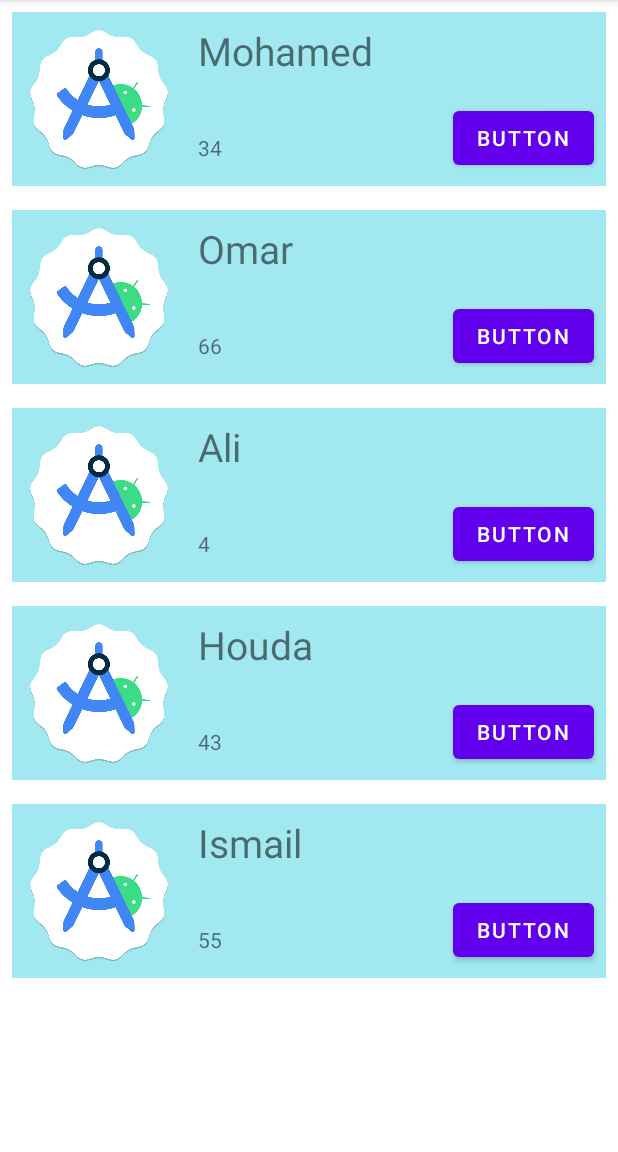
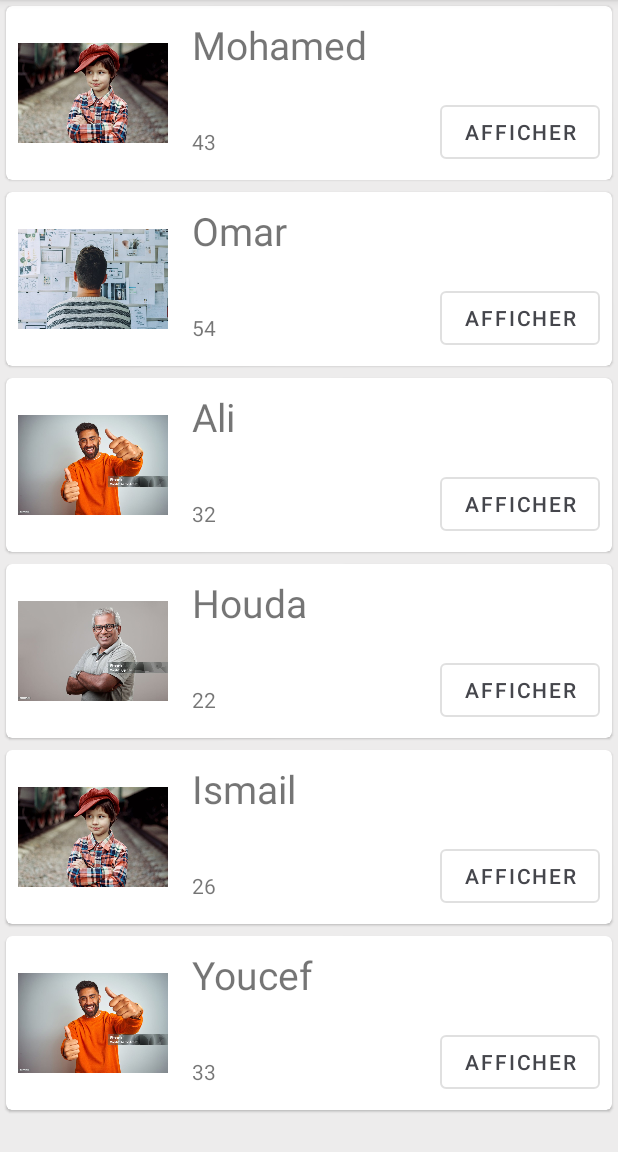
Before and after one commit to boubekeursidahmed/FormRecyclerView, an Android app: the screen it shows after launch (MainActivity), on a phone screen of 412 x 824 dp, the part 84-1236 px from its top. Run offline under Robolectric (Android 15) with nearby library versions, the phone set to English and light mode, and no system bars.

Commit message:
update list

```diff
--- a/app/src/main/java/dz/anpt/myformrecyclerview/ItemAdapter.kt
+++ b/app/src/main/java/dz/anpt/myformrecyclerview/ItemAdapter.kt
@@ -4,6 +4,7 @@ import android.content.Context
 import android.view.LayoutInflater
 import android.view.View
 import android.view.ViewGroup
+import android.widget.ImageView
 import android.widget.TextView
 import androidx.recyclerview.widget.RecyclerView
 import dz.anpt.myformrecyclerview.model.User
@@ -20,6 +21,7 @@ class ItemAdapter(
     class ItemViewHolder(private val view: View) : RecyclerView.ViewHolder(view) {
         val textViewName: TextView = view.findViewById(R.id.item_textView)
         val textViewAge: TextView = view.findViewById(R.id.item_textView2)
+        val image : ImageView = view.findViewById(R.id.imageView)
     }
 
     /**
@@ -37,9 +39,10 @@ class ItemAdapter(
      * Replace the contents of a view (invoked by the layout manager)
      */
     override fun onBindViewHolder(holder: ItemViewHolder, position: Int) {
-        val item = dataset[position]
-        holder.textViewName.text = item.name.toString()
-        holder.textViewAge.text = item.age.toString()
+        val userInfo = dataset[position]
+        holder.textViewName.text = userInfo.name.toString()
+        holder.textViewAge.text = userInfo.age.toString()
+        holder.image.setImageResource(userInfo.img)
     }
 
     /**
--- a/app/src/main/java/dz/anpt/myformrecyclerview/data/ListUsers.kt
+++ b/app/src/main/java/dz/anpt/myformrecyclerview/data/ListUsers.kt
@@ -7,11 +7,12 @@ class ListUsers {
 
     fun loadUsers(): List<User> {
         return listOf<User>(
-            User("Mohamed", 34),
-            User("Omar", 66),
-            User("Ali", 4),
-            User("Houda", 43),
-            User("Ismail", 55),
+            User("Mohamed", R.drawable.img1, 43),
+            User("Omar", R.drawable.img2, 54),
+            User("Ali", R.drawable.img3, 32),
+            User("Houda", R.drawable.img4, 22),
+            User("Ismail", R.drawable.img1, 26),
+            User("Youcef", R.drawable.img3, 33),
 
             )
     }
--- a/app/src/main/java/dz/anpt/myformrecyclerview/model/User.kt
+++ b/app/src/main/java/dz/anpt/myformrecyclerview/model/User.kt
@@ -1,3 +1,3 @@
 package dz.anpt.myformrecyclerview.model
 
-data class User(val name: String, val age: Int)
+data class User(val name: String, val img: Int, val age: Int)
--- a/app/src/main/res/layout/activity_main.xml
+++ b/app/src/main/res/layout/activity_main.xml
@@ -9,6 +9,7 @@
         android:id="@+id/recycler_view"
         android:layout_width="match_parent"
         android:layout_height="match_parent"
+        android:background="#EDECEC"
         android:scrollbars="vertical"
         app:layoutManager="LinearLayoutManager" />
 
--- a/app/src/main/res/layout/item_layout.xml
+++ b/app/src/main/res/layout/item_layout.xml
@@ -3,9 +3,21 @@
     xmlns:app="http://schemas.android.com/apk/res-auto"
     xmlns:tools="http://schemas.android.com/tools"
     android:layout_width="match_parent"
+    android:layout_height="wrap_content">
+
+    <com.google.android.material.card.MaterialCardView
+        android:id="@+id/card"
+        android:layout_width="match_parent"
         android:layout_height="wrap_content"
-    android:layout_margin="8dp"
-    android:background="#A1E8F1">
+        android:layout_margin="4dp"
+        app:layout_constraintBottom_toBottomOf="parent"
+        app:layout_constraintTop_toTopOf="parent"
+        app:layout_constraintStart_toStartOf="parent"
+        app:layout_constraintEnd_toEndOf="parent">
+
+        <androidx.constraintlayout.widget.ConstraintLayout
+            android:layout_width="match_parent"
+            android:layout_height="match_parent">
 
             <ImageView
                 android:id="@+id/imageView"
@@ -32,13 +44,16 @@
 
             <Button
                 android:id="@+id/button"
+                style="?attr/materialButtonOutlinedStyle"
                 android:layout_width="wrap_content"
                 android:layout_height="wrap_content"
                 android:layout_marginEnd="8dp"
                 android:layout_marginBottom="8dp"
-        android:text="Button"
+                android:text="Afficher"
+                android:textColor="@color/material_dynamic_neutral30"
                 app:layout_constraintBottom_toBottomOf="parent"
                 app:layout_constraintEnd_toEndOf="parent" />
+
 
             <TextView
                 android:id="@+id/item_textView2"
@@ -49,4 +64,11 @@
                 android:text="TextView"
                 app:layout_constraintBottom_toBottomOf="parent"
                 app:layout_constraintStart_toEndOf="@+id/imageView" />
+
         </androidx.constraintlayout.widget.ConstraintLayout>
+
+    </com.google.android.material.card.MaterialCardView>
+
+
+
+</androidx.constraintlayout.widget.ConstraintLayout>
--- a/app/src/main/res/values/strings.xml
+++ b/app/src/main/res/values/strings.xml
@@ -1,3 +1,4 @@
 <resources>
     <string name="app_name">My Form RecyclerView</string>
+    <string name="content_description_media">media</string>
 </resources>
```
Also changed, not shown: app/src/main/res/layout/item_list.xml (added, +88 -0 lines), app/src/main/res/drawable/image.jpg (added), app/src/main/res/drawable/img1.jpg (added), app/src/main/res/drawable/img2.jpg (added), app/src/main/res/drawable/img3.jpg (added), app/src/main/res/drawable/img4.jpg (added). Lines whose indentation alone changed are shown as unchanged.
